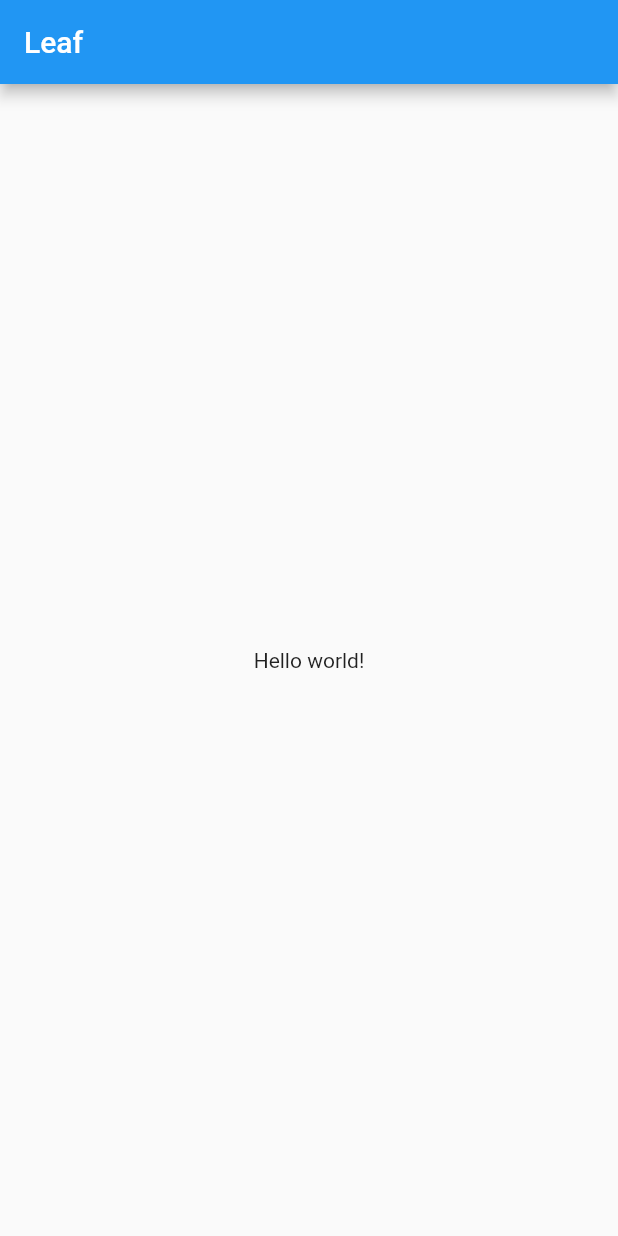
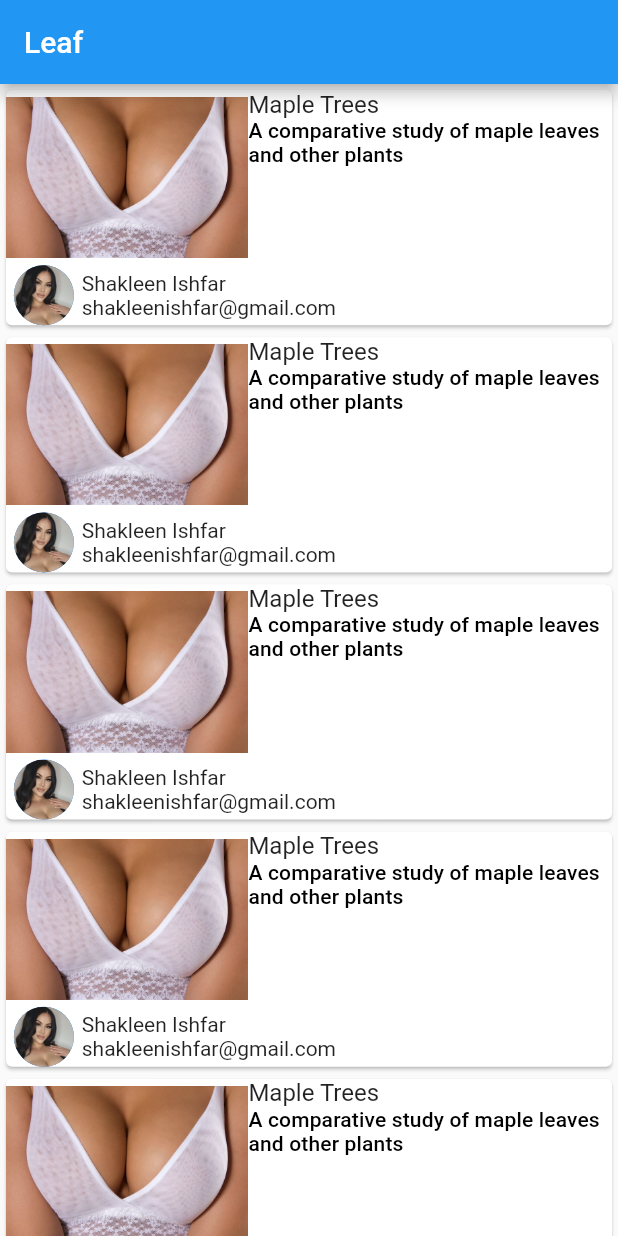
Before and after one commit to Alberto-Alive/UnyLeague-flutter, a Flutter app: the screen it shows after launch, on a phone screen of 412 x 824 dp. Run offline on Flutter 3.47's test engine with Material 2 defaults, Android fonts, the phone set to English and light mode, and no system bars.

Commit message:
no ui feed

```diff
--- /dev/null
+++ b/ToDo.txt
@@ -0,0 +1 @@
+https://medium.com/@shakleenishfar/leaf-flutter-social-media-app-part-4-creating-news-feed-using-listview-1ed2097df871
--- /dev/null
+++ b/lib/helper/demo_values.dart
@@ -0,0 +1,9 @@
+class DemoValues {
+  static final String userImage = "assets/images/user.jpg";
+  static final String postImage = "assets/images/leaf.jpeg";
+  static final String userName = "Shakleen Ishfar";
+  static final String userEmail = "shakleenishfar@gmail.com";
+  static final String postTime = "30 April, 2019";
+  static final String postTitle = "Maple Trees";
+  static final String postSummary = "A comparative study of maple leaves and other plants";
+}
--- a/lib/view/pages/home_page.dart
+++ b/lib/view/pages/home_page.dart
@@ -1,4 +1,5 @@
 import 'package:flutter/material.dart';
+import 'package:take_one/view/widgets/post_card.dart';
 
 class HomePage extends StatelessWidget {
   const HomePage({Key? key}) : super(key: key);
@@ -9,9 +10,11 @@ class HomePage extends StatelessWidget {
       appBar: AppBar(
         title: Text("Leaf"),
       ),
-      body: Center(
-        child: Text("Hello world!"),
-      ),
+      body: ListView.builder(
+      itemCount: 5,
+    itemBuilder: (BuildContext context, int index) {
+    return PostCard();
+    },)
     );
   }
 }
--- /dev/null
+++ b/lib/view/widgets/post_card.dart
@@ -0,0 +1,107 @@
+import 'package:flutter/material.dart';
+import 'package:take_one/helper/demo_values.dart';
+
+class PostCard extends StatelessWidget {
+  const PostCard({Key? key}) : super(key: key);
+
+  @override
+  Widget build(BuildContext context) {
+    return AspectRatio(
+      aspectRatio: 5 / 2,
+      child: Card(
+        child: Column(children: <Widget>[_Post(), _PostDetails()]),
+      ),
+    );
+  }
+}
+
+class _Post extends StatelessWidget {
+  const _Post({Key? key}) : super(key: key);
+
+  @override
+  Widget build(BuildContext context) {
+    return Expanded(
+      flex: 3,
+      child: Row(
+        children: <Widget>[_PostImage(), _PostTitleAndSummary()],
+      ),
+    );
+  }
+}
+
+class _PostTitleAndSummary extends StatelessWidget {
+  const _PostTitleAndSummary({Key? key}) : super(key: key);
+
+  @override
+  Widget build(BuildContext context) {
+    final TextStyle? titleTheme = Theme.of(context).textTheme.titleMedium;
+    final TextStyle? summaryTheme = Theme.of(context).textTheme.titleSmall;
+    final String title = DemoValues.postTitle;
+    final String summary = DemoValues.postSummary;
+
+    return Expanded(
+      flex: 3,
+      child: Column(
+        crossAxisAlignment: CrossAxisAlignment.start,
+        mainAxisAlignment: MainAxisAlignment.start,
+        children: <Widget>[
+          Text(title, key: Key('postTitle'), style: titleTheme),
+          Text(summary, style: summaryTheme),
+        ],
+      ),
+    );
+  }
+}
+
+class _PostImage extends StatelessWidget {
+  const _PostImage({Key? key}) : super(key: key);
+
+  @override
+  Widget build(BuildContext context) {
+    return Expanded(flex: 2, child: Image.asset(DemoValues.postImage));
+  }
+}
+
+class _PostDetails extends StatelessWidget {
+  const _PostDetails({Key? key}) : super(key: key);
+
+  @override
+  Widget build(BuildContext context) {
+    return Row(
+      children: <Widget>[_UserImage(), _UserNameAndEmail()],
+    );
+  }
+}
+
+class _UserNameAndEmail extends StatelessWidget {
+  const _UserNameAndEmail({Key? key}) : super(key: key);
+
+  @override
+  Widget build(BuildContext context) {
+    return Expanded(
+      flex: 7,
+      child: Column(
+        mainAxisAlignment: MainAxisAlignment.start,
+        crossAxisAlignment: CrossAxisAlignment.start,
+        children: <Widget>[
+          Text(DemoValues.userName),
+          Text(DemoValues.userEmail),
+        ],
+      ),
+    );
+  }
+}
+
+class _UserImage extends StatelessWidget {
+  const _UserImage({Key? key}) : super(key: key);
+
+  @override
+  Widget build(BuildContext context) {
+    return Expanded(
+      flex: 1,
+      child: CircleAvatar(
+        backgroundImage: AssetImage(DemoValues.userImage),
+      ),
+    );
+  }
+}
--- a/pubspec.yaml
+++ b/pubspec.yaml
@@ -59,9 +59,9 @@ flutter:
   uses-material-design: true
 
   # To add assets to your application, add an assets section, like this:
-  # assets:
-  #   - images/a_dot_burr.jpeg
-  #   - images/a_dot_ham.jpeg
+  assets:
+   - assets/images/leaf.jpeg
+   - assets/images/user.jpg
 
   # An image asset can refer to one or more resolution-specific "variants", see
   # https://flutter.dev/assets-and-images/#resolution-aware
```
Also changed, not shown: assets/images/leaf.jpeg (added), assets/images/user.jpg (added), 1 other file.
